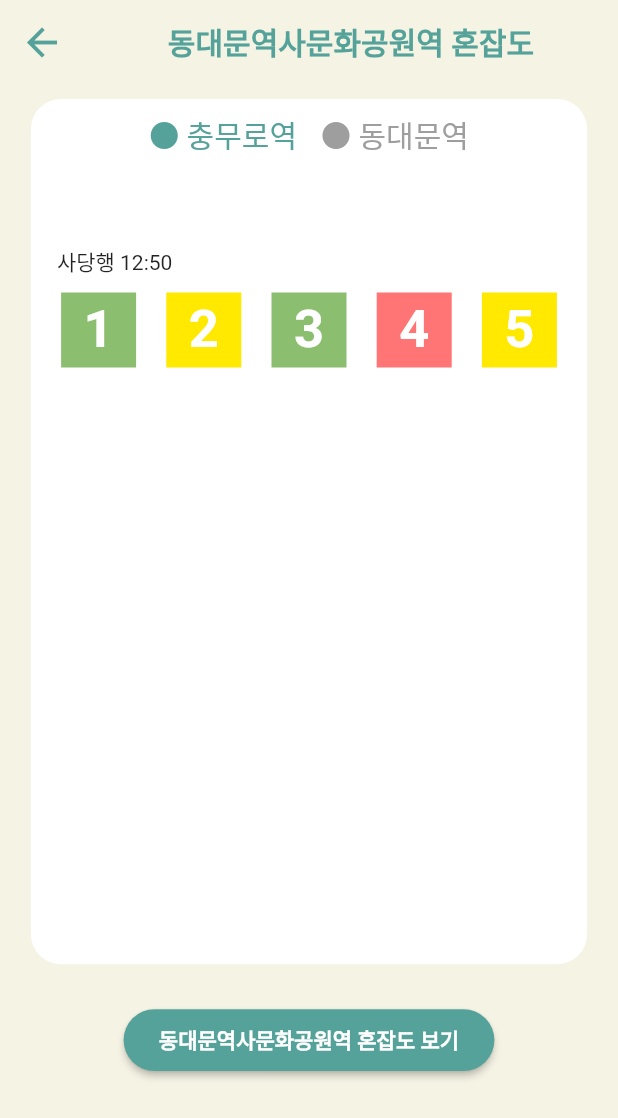
After one commit to 2023-SubwayCongestion/SubwayCongestionApp, a Flutter app: the screen it shows once a user with an empty profile is signed in, after a tap on "동대문역사문화공원역", on a phone screen of 412 x 824 dp. The commit adds this screen. Shown: the top 1118 px of the screen. Run offline on Flutter 3.47's test engine with Material 2 defaults, Android fonts, the phone set to English and light mode, and no system bars; our stand-ins replace firebase_auth, firebase_core; accounts and stored records are empty; network calls fail.

Commit message:
feat: 역 혼잡도 화면 구현 완료

```diff
--- /dev/null
+++ b/lib/header.dart
@@ -0,0 +1,22 @@
+import 'package:flutter/material.dart';
+
+Color getColor(String colorName){
+  Color chooseColor;
+
+  switch(colorName){
+    case 'main1':
+      chooseColor = Color.fromRGBO(84, 162, 154, 1);
+      break;
+    case 'main2':
+      chooseColor = Color.fromRGBO(245, 243, 228, 1);
+      break;
+    case 'grey':
+      chooseColor = Colors.grey;
+      break;
+    default:
+      chooseColor = Color.fromRGBO(84, 162, 154, 1);
+      break;
+  }
+
+  return chooseColor;
+}
--- a/lib/main.dart
+++ b/lib/main.dart
@@ -131,7 +131,6 @@ import 'package:subway_congestion/firebase_options.dart';
 import 'package:subway_congestion/screen/home_screen.dart';
 import 'package:subway_congestion/screen/login_email_password_screen.dart';
 import 'package:subway_congestion/screen/login_screen.dart';
-import 'package:subway_congestion/screen/main_screen.dart';
 import 'package:subway_congestion/screen/signup_email_password_screen.dart';
 import 'package:subway_congestion/services/firebase_auth_methods.dart';
 import 'package:firebase_core/firebase_core.dart';
--- /dev/null
+++ b/lib/model/model_congestion.dart
@@ -0,0 +1,16 @@
+class Congestion{
+  final String lastDest;
+  final String time;
+  final List<int> items;
+
+  Congestion.fromMap(Map<String, dynamic> map)
+      : lastDest = map['lastDest'],
+        time = map['time'],
+        items = map['items'];
+
+  @override
+  String toString() {
+    // TODO: implement toString
+    return "Congestion<$lastDest>";
+  }
+}
--- /dev/null
+++ b/lib/screen/detail_screen.dart
@@ -0,0 +1,154 @@
+import 'package:flutter/material.dart';
+import 'package:subway_congestion/header.dart';
+import 'package:subway_congestion/model/model_congestion.dart';
+import 'package:subway_congestion/widget/congestion_view.dart';
+import 'package:subway_congestion/widget/custom_button.dart';
+
+class DetailScreen extends StatefulWidget {
+  final String subwayName;
+  final String direction1;
+  final String direction2;
+
+  const DetailScreen({
+    super.key,
+    required this.subwayName,
+    required this.direction1,
+    required this.direction2,
+  });
+
+  @override
+  State<DetailScreen> createState() => _DetailScreenState();
+}
+
+class _DetailScreenState extends State<DetailScreen> {
+  int _selectedWidgetIndex = 0;
+
+  Congestion realTimeinfo1 = Congestion.fromMap({
+  'lastDest': '사당행',
+  'time': '12:50',
+  'items': [0,1,0,2,1],
+  });
+
+  Congestion realTimeinfo2 = Congestion.fromMap({
+    'lastDest': '진접행',
+    'time': '12:50',
+    'items': [1,2,0,1,2],
+  });
+
+
+  // 두 위젯 중 하나를 반환하는 메서드
+  Widget _getDisplayWidget() {
+    switch (_selectedWidgetIndex) {
+      case 0:
+        // return Text('첫 번째 위젯');
+        return CongestionView(info: realTimeinfo1,);
+      case 1:
+        // return Text('두 번째 위젯');
+        return CongestionView(info: realTimeinfo2,);
+      default:
+        return Text('첫 번째 위젯');
+    }
+  }
+
+  @override
+  Widget build(BuildContext context) {
+    return Scaffold(
+      appBar: AppBar(
+        backgroundColor: getColor('main2'),
+        elevation: 0.0,
+        leading: IconButton(
+          icon: const Icon(
+            Icons.arrow_back,
+            size: 30,
+          ),
+          color: getColor('main1'),
+          // X 버튼의 색상을 변경합니다. 원하는 색상으로 변경하세요.
+          onPressed: () {
+            Navigator.of(context).pop(); // 뒤로 가기 버튼과 동일한 동작을 수행합니다.
+          },
+        ),
+        title: Center(
+          child: Text(
+            widget.subwayName + ' 혼잡도',
+            style: TextStyle(
+                color: getColor('main1'),
+                fontWeight: FontWeight.bold),
+          ),
+        ),
+      ),
+      body: Container(
+        width: double.maxFinite,
+        height: double.maxFinite,
+        color: getColor('main2'),
+        child: Column(
+          children: [
+            SizedBox(
+              height: 10,
+            ),
+            Stack(
+              children: [
+                Container(
+                  width: MediaQuery.of(context).size.width * 0.9,
+                  height: MediaQuery.of(context).size.height * 0.7,
+                  decoration: BoxDecoration(
+                    color: Colors.white,
+                    borderRadius:
+                        BorderRadius.circular(20), // 원하는 둥근 모서리의 크기를 설정합니다.
+                  ),
+                  child: Column(
+                    crossAxisAlignment: CrossAxisAlignment.center,
+                    children: [
+                      Row(
+                        mainAxisAlignment: MainAxisAlignment.center,
+                        children: [
+                          TextButton(
+                              onPressed: () {
+                                setState(() { _selectedWidgetIndex = 0;});
+                                },
+                              child: Text(
+                                "● ${widget.direction1}", style: TextStyle(
+                                  color: getColor((_selectedWidgetIndex == 0) ? 'main1' : 'grey'), fontSize: 20
+                                ),
+                              )
+                          ),
+
+                          TextButton(
+                              onPressed: () {
+                                setState(() { _selectedWidgetIndex = 1;});
+                              },
+                              child: Text(
+                                "● ${widget.direction2}", style: TextStyle(
+                                color: getColor((_selectedWidgetIndex == 1) ? 'main1' : 'grey'), fontSize: 20
+                              ),
+                              )
+                          ),
+                        ],
+                      ),
+                      SizedBox(height: 50,),
+                      _getDisplayWidget(),
+                    ],
+                  ),
+                ),
+              ],
+            ),
+            SizedBox(
+              height: 30,
+            ),
+            CustomButton(
+                onTap: (){
+                  // Navigator.of(context).push(MaterialPageRoute<Null>(
+                  //     fullscreenDialog: true,
+                  //     builder: (BuildContext content){
+                  //       return DetailScreen(subwayName: widget.subwayName,);
+                  //     }
+                  // ));
+                },
+                text: widget.subwayName + ' 혼잡도 보기',
+                bg_color: Color.fromRGBO(84, 162, 154, 1),
+                tx_color: Colors.white),
+          ],
+        ),
+      ),
+    );
+  }
+}
--- a/lib/screen/main_screen.dart
+++ /dev/null
@@ -1,68 +0,0 @@
-import 'dart:developer';
-
-import 'package:flutter/material.dart';
-import 'package:firebase_auth/firebase_auth.dart';
-
-import 'package:provider/provider.dart';
-
-import '../widget/bottom_bar.dart';
-
-class MainScreen extends StatefulWidget {
-  const MainScreen({Key? key}) : super(key: key);
-
-  @override
-  _MainScreenState createState() => _MainScreenState();
-}
-
-class _MainScreenState extends State<MainScreen> {
-  final _authentication = FirebaseAuth.instance;
-  User? loggedUser;
-
-  // bottom bar info
-  int _selectedIndex = 0;
-  static const TextStyle optionStyle =
-  TextStyle(fontSize: 30, fontWeight: FontWeight.bold);
-  static const List<Widget> _widgetOptions = <Widget>[
-    // ocr(),
-    // RecipeScreen(),
-    // showGroupBuying(),
-    // showMyChat(),
-    // UserPage(),
-    // TownScreen(),
-  ];
-
-  void _onItemTapped(int index) {
-    setState(() {
-      _selectedIndex = index;
-    });
-  }
-
-  @override
-  void initState() {
-    super.initState();
-    getCurrentUser();
-  }
-
-  void getCurrentUser() {
-    try {
-      final user = _authentication.currentUser;
-      if (user != null) {
-        loggedUser = user;
-        print(loggedUser!.email);
-      }
-    } catch (e) {
-      print(e);
-    }
-  }
-
-  @override
-  Widget build(BuildContext context) {
-    //UserProvider _userProvider = Provider.of<UserProvider>(context);
-    return Scaffold(
-      // body: Center(
-      //   child: _widgetOptions.elementAt(_selectedIndex),
-      // ),
-      bottomNavigationBar: BottomBar(_selectedIndex, _onItemTapped),
-    );
-  }
-}
--- a/lib/screen/subwayLine_screen.dart
+++ b/lib/screen/subwayLine_screen.dart
@@ -10,18 +10,15 @@ class SubwayLine extends StatefulWidget {
 
 class _SubwayLineState extends State<SubwayLine> {
   List<String> SubwayList = [
-    '강현우',
-    '김민균',
-    '홍연주',
-    '김유연',
-    '정혜령',
-    '세글자보다많다',
-    '그리고',
-    '뛰어쓰긴란없다',
-    '동국대',
-    '연세대',
-    '동연전',
-    '마지막인데선이없다',
+    '충무로역',
+    '동대문역사문화공원역',
+    '동대문역',
+    '혜화역',
+    '한성대입구역',
+    '성신여대역',
+    '길음역',
+    '미아사거리역',
+    '미아역',
   ];
 
   @override
--- a/lib/services/firebase_auth_methods.dart
+++ b/lib/services/firebase_auth_methods.dart
@@ -2,7 +2,7 @@ import 'package:firebase_auth/firebase_auth.dart';
 
 import 'package:flutter/foundation.dart';
 import 'package:flutter/material.dart';
-import 'package:subway_congestion/screen/main_screen.dart';
+import 'package:subway_congestion/screen/subwayLine_screen.dart';
 // import 'package:flutter_facebook_auth/flutter_facebook_auth.dart';
 // import 'package:google_sign_in/google_sign_in.dart';
 
@@ -71,7 +71,7 @@ class FirebaseAuthMethods {
         // transition to another page instead of home screen
       }
       else {
-        Navigator.pushReplacement(context, MaterialPageRoute(builder: (context) => MainScreen()));
+        Navigator.pushReplacement(context, MaterialPageRoute(builder: (context) => SubwayLine()));
       }
     } on FirebaseAuthException catch (e) {
       showSnackBar(context, '입력값을 확인해주세요!'); // Displaying the error message
--- a/lib/widget/circle_slider.dart
+++ b/lib/widget/circle_slider.dart
@@ -1,4 +1,5 @@
 import 'package:flutter/material.dart';
+import 'package:subway_congestion/screen/detail_screen.dart';
 
 class CircleList extends StatelessWidget {
   final List<String> subWayList;
@@ -19,12 +20,16 @@ List<Widget> makeCircleImages(BuildContext context, List<String> list) {
     results.add(
       InkWell(
         onTap: (){
-          // Navigator.of(context).push(MaterialPageRoute<Null>(
-          //     fullscreenDialog: true,
-          //     builder: (BuildContext content){
-          //       return DetailScreen(list: list[i]);
-          //     }
-          // ));
+          Navigator.of(context).push(MaterialPageRoute<Null>(
+              fullscreenDialog: true,
+              builder: (BuildContext content){
+                return DetailScreen(
+                  subwayName: list[i],
+                  direction1: ((i - 1) >= 0) ? list[i - 1] : 'None',
+                  direction2: ((i + 1) < list.length) ? list[i + 1] : 'None',
+                );
+              }
+          ));
         },
         child: Row(
           children: [
--- /dev/null
+++ b/lib/widget/congestion_view.dart
@@ -0,0 +1,55 @@
+import 'package:flutter/material.dart';
+import 'package:subway_congestion/model/model_congestion.dart';
+
+class CongestionView extends StatelessWidget {
+  final Congestion info;
+
+  const CongestionView({
+    super.key,
+    required this.info,
+  });
+
+  @override
+  Widget build(BuildContext context) {
+    return Container(
+      child: Column(
+        crossAxisAlignment: CrossAxisAlignment.start,
+        children: [
+          Text('     ' + info.lastDest + ' ' + info.time),
+          SizedBox(height: 10,),
+          Row(
+            mainAxisAlignment: MainAxisAlignment.spaceEvenly,
+            children: makeCongeInfo(info.items),
+          ),
+        ],
+      ),
+    );
+  }
+}
+
+List<Widget> makeCongeInfo(List<int> list){
+  List<Widget> results = [];
+  for (var i = 0; i < list.length; i++) {
+    Color bgColor = Colors.black;
+
+    if(list[i] == 0) bgColor = Color.fromRGBO(140, 190, 112, 1);
+    else if(list[i] == 1) bgColor = Color.fromRGBO(255, 233, 0, 1);
+    else bgColor = Color.fromRGBO(255, 116, 116, 1);
+
+    results.add(
+      Container(
+        width: 50,
+        height: 50,
+        color: bgColor,
+        child: Center(
+          child: Text('${i +1}', style: TextStyle(
+            color: Colors.white,
+            fontSize: 35,
+            fontWeight: FontWeight.bold,),
+          ),
+        ),
+      ),
+    );
+  }
+  return results;
+}
```
